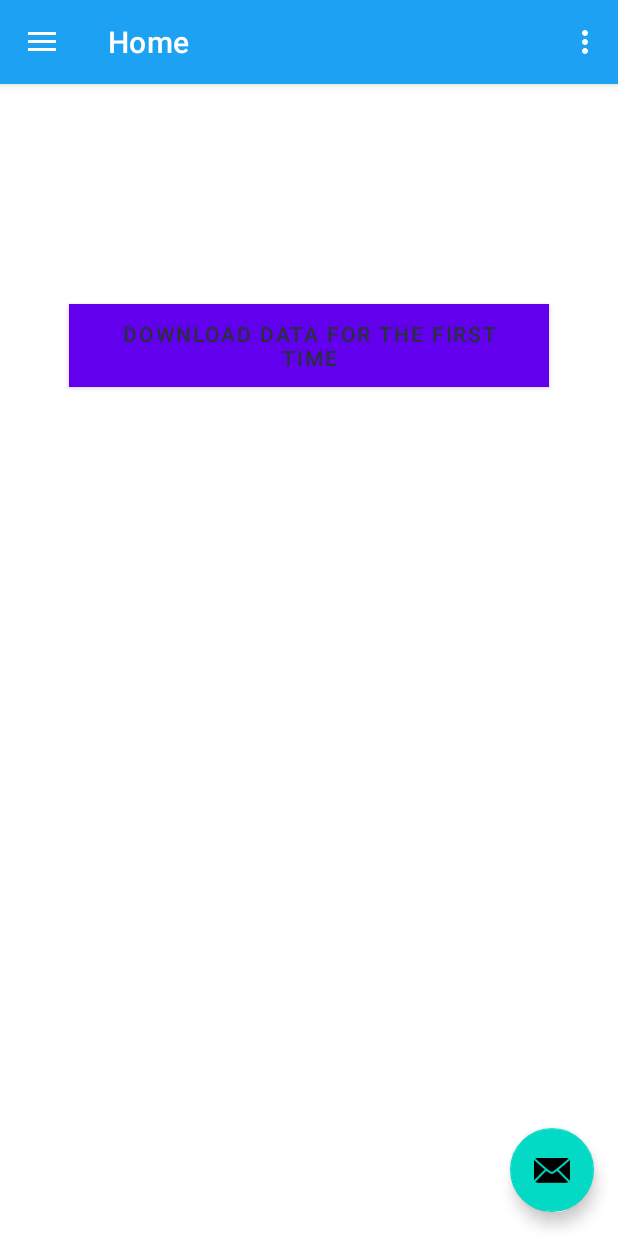
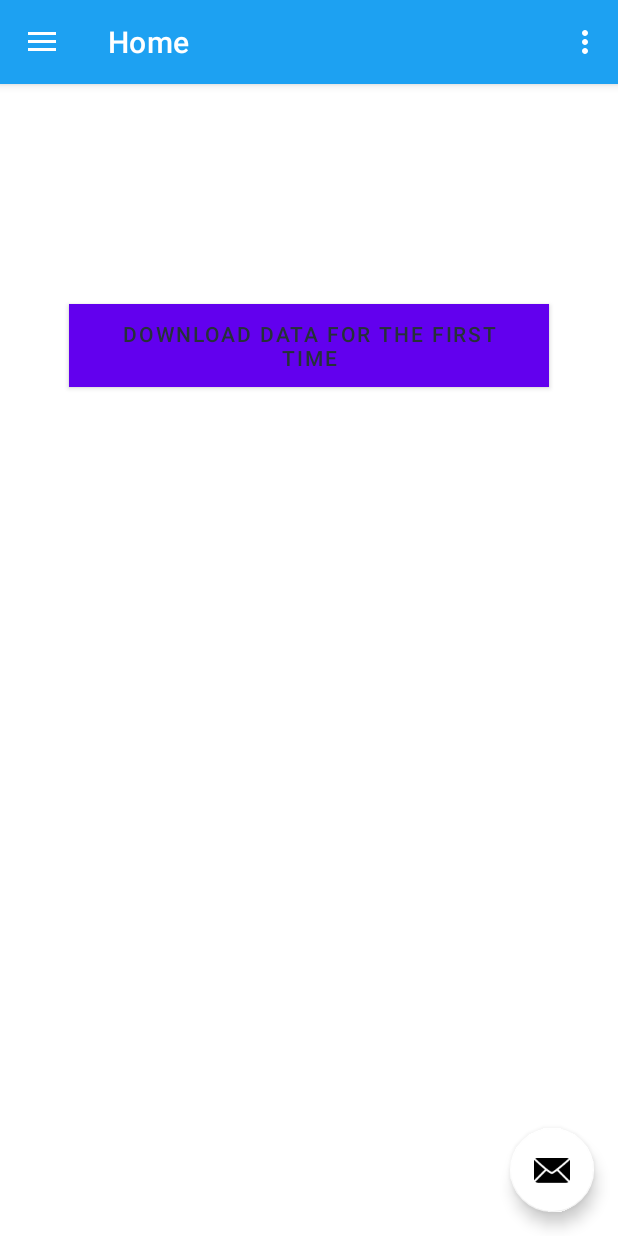
Before and after one commit to jackperlo/BadApp, an Android app: the screen it shows after launch (MainActivity), on a phone screen of 412 x 824 dp. Run offline under Robolectric (Android 15) with nearby library versions, the phone set to English and light mode, and no system bars; our stand-ins replace navigation-ui.

Commit message:
Update edit text hover color

```diff
--- a/app/src/main/java/com/example/progettoium/NetworkViewModel.java
+++ b/app/src/main/java/com/example/progettoium/NetworkViewModel.java
@@ -4,9 +4,6 @@ import android.app.Application;
 import android.util.Log;
 
 import androidx.lifecycle.AndroidViewModel;
-
-import com.google.gson.Gson;
-import com.google.gson.JsonObject;
 
 import org.json.JSONArray;
 import org.json.JSONException;
--- a/app/src/main/res/values/themes.xml
+++ b/app/src/main/res/values/themes.xml
@@ -6,8 +6,8 @@
         <item name="colorPrimaryVariant">@color/purple_700</item>
         <item name="colorOnPrimary">@color/white</item>
         <!-- Secondary brand color. -->
-        <item name="colorSecondary">@color/teal_200</item>
-        <item name="colorSecondaryVariant">@color/teal_700</item>
+        <item name="colorSecondary">@color/white</item>
+        <item name="colorSecondaryVariant">@color/white</item>
         <item name="colorOnSecondary">@color/black</item>
         <!-- Status bar color. -->
         <item name="android:statusBarColor" tools:targetApi="l">?attr/colorPrimaryVariant</item>
```
